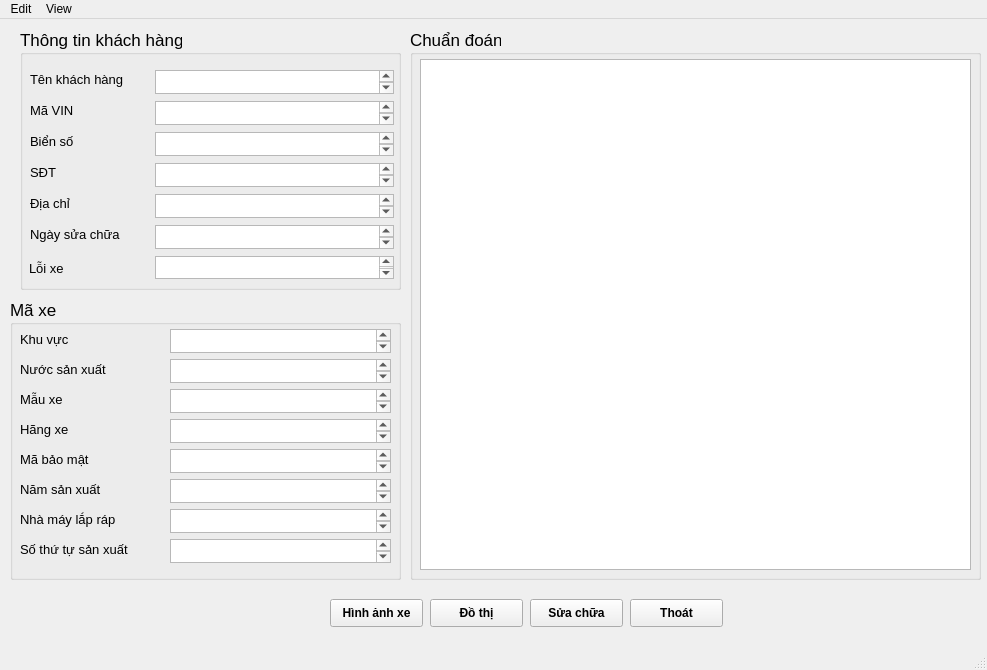
Qt form GUI/GUIdisplay.ui (Vuchauduytung/LuanVan) before a commit.
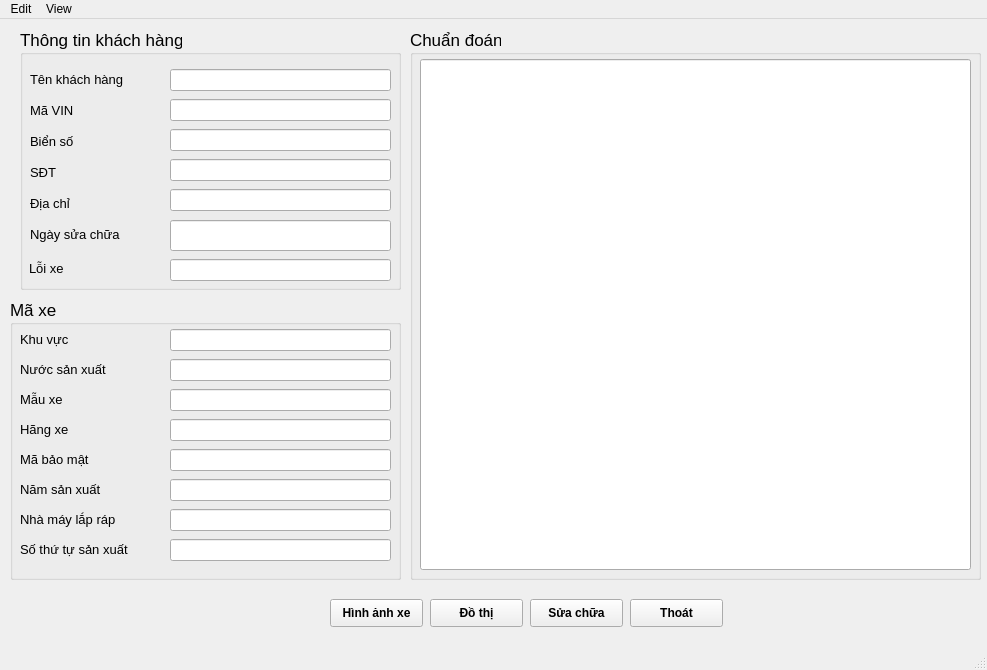
The same form after that commit.

```diff
--- a/GUI/GUIdisplay.ui
+++ b/GUI/GUIdisplay.ui
@@ -49,16 +49,6 @@
       <string>Địa chỉ</string>
      </property>
     </widget>
-    <widget class="QTextEdit" name="TE_num_phone">
-     <property name="geometry">
-      <rect>
-       <x>135</x>
-       <y>134</y>
-       <width>239</width>
-       <height>24</height>
-      </rect>
-     </property>
-    </widget>
     <widget class="QLabel" name="label_name">
      <property name="geometry">
       <rect>
@@ -77,16 +67,6 @@
       <string>Tên khách hàng</string>
      </property>
     </widget>
-    <widget class="QTextEdit" name="TE_lices_num">
-     <property name="geometry">
-      <rect>
-       <x>135</x>
-       <y>103</y>
-       <width>239</width>
-       <height>24</height>
-      </rect>
-     </property>
-    </widget>
     <widget class="QLabel" name="label_fix_car">
      <property name="geometry">
       <rect>
@@ -141,36 +121,6 @@
       <string>Biển số</string>
      </property>
     </widget>
-    <widget class="QTextEdit" name="TE_fix_car">
-     <property name="geometry">
-      <rect>
-       <x>135</x>
-       <y>227</y>
-       <width>239</width>
-       <height>23</height>
-      </rect>
-     </property>
-    </widget>
-    <widget class="QTextEdit" name="TE_date">
-     <property name="geometry">
-      <rect>
-       <x>135</x>
-       <y>196</y>
-       <width>239</width>
-       <height>24</height>
-      </rect>
-     </property>
-    </widget>
-    <widget class="QTextEdit" name="TE_name">
-     <property name="geometry">
-      <rect>
-       <x>135</x>
-       <y>41</y>
-       <width>239</width>
-       <height>24</height>
-      </rect>
-     </property>
-    </widget>
     <widget class="QLabel" name="label_num_vin">
      <property name="geometry">
       <rect>
@@ -207,24 +157,95 @@
       <string>SĐT</string>
      </property>
     </widget>
-    <widget class="QTextEdit" name="TE_address">
+    <widget class="QLineEdit" name="LE_name">
      <property name="geometry">
       <rect>
-       <x>135</x>
-       <y>165</y>
-       <width>239</width>
-       <height>24</height>
+       <x>150</x>
+       <y>40</y>
+       <width>221</width>
+       <height>22</height>
       </rect>
      </property>
+     <property name="readOnly">
+      <bool>true</bool>
+     </property>
     </widget>
-    <widget class="QTextEdit" name="TE_vin_num">
+    <widget class="QLineEdit" name="LE_num_vin">
      <property name="geometry">
       <rect>
-       <x>135</x>
-       <y>72</y>
-       <width>239</width>
-       <height>24</height>
+       <x>150</x>
+       <y>70</y>
+       <width>221</width>
+       <height>22</height>
       </rect>
+     </property>
+     <property name="readOnly">
+      <bool>true</bool>
+     </property>
+    </widget>
+    <widget class="QLineEdit" name="LE_lices_num">
+     <property name="geometry">
+      <rect>
+       <x>150</x>
+       <y>100</y>
+       <width>221</width>
+       <height>22</height>
+      </rect>
+     </property>
+     <property name="readOnly">
+      <bool>true</bool>
+     </property>
+    </widget>
+    <widget class="QLineEdit" name="LE_num_phone">
+     <property name="geometry">
+      <rect>
+       <x>150</x>
+       <y>130</y>
+       <width>221</width>
+       <height>22</height>
+      </rect>
+     </property>
+     <property name="readOnly">
+      <bool>true</bool>
+     </property>
+    </widget>
+    <widget class="QLineEdit" name="LE_address">
+     <property name="geometry">
+      <rect>
+       <x>150</x>
+       <y>160</y>
+       <width>221</width>
+       <height>22</height>
+      </rect>
+     </property>
+     <property name="readOnly">
+      <bool>true</bool>
+     </property>
+    </widget>
+    <widget class="QLineEdit" name="LE_date_fix">
+     <property name="geometry">
+      <rect>
+       <x>150</x>
+       <y>191</y>
+       <width>221</width>
+       <height>31</height>
+      </rect>
+     </property>
+     <property name="readOnly">
+      <bool>true</bool>
+     </property>
+    </widget>
+    <widget class="QLineEdit" name="LE_fix_car">
+     <property name="geometry">
+      <rect>
+       <x>150</x>
+       <y>230</y>
+       <width>221</width>
+       <height>22</height>
+      </rect>
+     </property>
+     <property name="readOnly">
+      <bool>true</bool>
      </property>
     </widget>
    </widget>
@@ -263,26 +284,6 @@
       <string>Khu vực</string>
      </property>
     </widget>
-    <widget class="QTextEdit" name="TE_num_product">
-     <property name="geometry">
-      <rect>
-       <x>160</x>
-       <y>240</y>
-       <width>221</width>
-       <height>24</height>
-      </rect>
-     </property>
-    </widget>
-    <widget class="QTextEdit" name="TE_product_date">
-     <property name="geometry">
-      <rect>
-       <x>160</x>
-       <y>180</y>
-       <width>221</width>
-       <height>24</height>
-      </rect>
-     </property>
-    </widget>
     <widget class="QLabel" name="label_product_date">
      <property name="geometry">
       <rect>
@@ -301,16 +302,6 @@
       <string>Năm sản xuất</string>
      </property>
     </widget>
-    <widget class="QTextEdit" name="TE_factory">
-     <property name="geometry">
-      <rect>
-       <x>160</x>
-       <y>210</y>
-       <width>221</width>
-       <height>24</height>
-      </rect>
-     </property>
-    </widget>
     <widget class="QLabel" name="label_sec_num">
      <property name="geometry">
       <rect>
@@ -329,16 +320,6 @@
       <string>Mã bảo mật</string>
      </property>
     </widget>
-    <widget class="QTextEdit" name="TE_area">
-     <property name="geometry">
-      <rect>
-       <x>160</x>
-       <y>30</y>
-       <width>221</width>
-       <height>24</height>
-      </rect>
-     </property>
-    </widget>
     <widget class="QLabel" name="label_num_product">
      <property name="geometry">
       <rect>
@@ -357,16 +338,6 @@
       <string>Số thứ tự sản xuất</string>
      </property>
     </widget>
-    <widget class="QTextEdit" name="TE_car_model">
-     <property name="geometry">
-      <rect>
-       <x>160</x>
-       <y>90</y>
-       <width>221</width>
-       <height>24</height>
-      </rect>
-     </property>
-    </widget>
     <widget class="QLabel" name="label_factory">
      <property name="geometry">
       <rect>
@@ -385,26 +356,6 @@
       <string>Nhà máy lắp ráp</string>
      </property>
     </widget>
-    <widget class="QTextEdit" name="TE_sec_num">
-     <property name="geometry">
-      <rect>
-       <x>160</x>
-       <y>150</y>
-       <width>221</width>
-       <height>24</height>
-      </rect>
-     </property>
-    </widget>
-    <widget class="QTextEdit" name="TE_name_car">
-     <property name="geometry">
-      <rect>
-       <x>160</x>
-       <y>120</y>
-       <width>221</width>
-       <height>24</height>
-      </rect>
-     </property>
-    </widget>
     <widget class="QLabel" name="label_car_model">
      <property name="geometry">
       <rect>
@@ -423,16 +374,6 @@
       <string>Mẫu xe</string>
      </property>
     </widget>
-    <widget class="QTextEdit" name="TE_country">
-     <property name="geometry">
-      <rect>
-       <x>160</x>
-       <y>60</y>
-       <width>221</width>
-       <height>24</height>
-      </rect>
-     </property>
-    </widget>
     <widget class="QLabel" name="label_name_car">
      <property name="geometry">
       <rect>
@@ -479,6 +420,110 @@
       </rect>
      </property>
     </widget>
+    <widget class="QLineEdit" name="LE_area">
+     <property name="geometry">
+      <rect>
+       <x>160</x>
+       <y>30</y>
+       <width>221</width>
+       <height>22</height>
+      </rect>
+     </property>
+     <property name="readOnly">
+      <bool>true</bool>
+     </property>
+    </widget>
+    <widget class="QLineEdit" name="LE_country">
+     <property name="geometry">
+      <rect>
+       <x>160</x>
+       <y>60</y>
+       <width>221</width>
+       <height>22</height>
+      </rect>
+     </property>
+     <property name="readOnly">
+      <bool>true</bool>
+     </property>
+    </widget>
+    <widget class="QLineEdit" name="LE_car_model">
+     <property name="geometry">
+      <rect>
+       <x>160</x>
+       <y>90</y>
+       <width>221</width>
+       <height>22</height>
+      </rect>
+     </property>
+     <property name="readOnly">
+      <bool>true</bool>
+     </property>
+    </widget>
+    <widget class="QLineEdit" name="LE_car_name">
+     <property name="geometry">
+      <rect>
+       <x>160</x>
+       <y>120</y>
+       <width>221</width>
+       <height>22</height>
+      </rect>
+     </property>
+     <property name="readOnly">
+      <bool>true</bool>
+     </property>
+    </widget>
+    <widget class="QLineEdit" name="LE_sec_num">
+     <property name="geometry">
+      <rect>
+       <x>160</x>
+       <y>150</y>
+       <width>221</width>
+       <height>22</height>
+      </rect>
+     </property>
+     <property name="readOnly">
+      <bool>true</bool>
+     </property>
+    </widget>
+    <widget class="QLineEdit" name="LE_product_date">
+     <property name="geometry">
+      <rect>
+       <x>160</x>
+       <y>180</y>
+       <width>221</width>
+       <height>22</height>
+      </rect>
+     </property>
+     <property name="readOnly">
+      <bool>true</bool>
+     </property>
+    </widget>
+    <widget class="QLineEdit" name="LE_factory">
+     <property name="geometry">
+      <rect>
+       <x>160</x>
+       <y>210</y>
+       <width>221</width>
+       <height>22</height>
+      </rect>
+     </property>
+     <property name="readOnly">
+      <bool>true</bool>
+     </property>
+    </widget>
+    <widget class="QLineEdit" name="LE_num_product">
+     <property name="geometry">
+      <rect>
+       <x>160</x>
+       <y>240</y>
+       <width>221</width>
+       <height>22</height>
+      </rect>
+     </property>
+     <property name="readOnly">
+      <bool>true</bool>
+     </property>
+    </widget>
    </widget>
    <widget class="QGroupBox" name="GB_diagnose">
     <property name="geometry">
@@ -497,7 +542,7 @@
     <property name="title">
      <string>Chuẩn đoán</string>
     </property>
-    <widget class="QTextEdit" name="TE_diagnose">
+    <widget class="QLineEdit" name="LE_diagnose">
      <property name="geometry">
       <rect>
        <x>10</x>
@@ -506,6 +551,9 @@
        <height>511</height>
       </rect>
      </property>
+     <property name="readOnly">
+      <bool>true</bool>
+     </property>
     </widget>
    </widget>
    <widget class="QPushButton" name="BT_graph">
```
